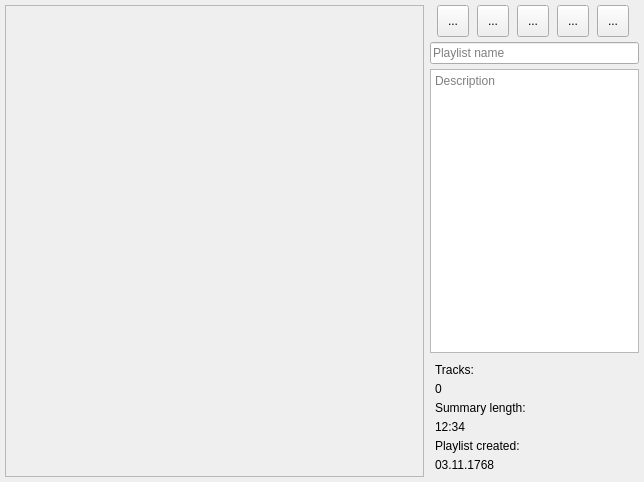
Above: serendipity/ui/playlist_view.ui from Firyst/MyMusicPlayer before the change. Below: the same form after it.
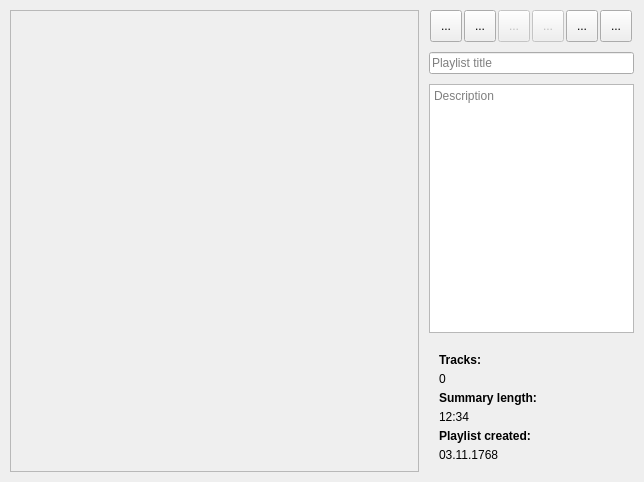
That is the form after the change.

Commit message: Playlist edit functions Playlist delete Widget files separation Now full queue manager rework is required

Diff of the .ui file:
```diff
--- a/serendipity/ui/playlist_view.ui
+++ b/serendipity/ui/playlist_view.ui
@@ -15,16 +15,22 @@
   </property>
   <layout class="QGridLayout" name="gridLayout">
    <property name="leftMargin">
-    <number>5</number>
+    <number>10</number>
    </property>
    <property name="topMargin">
-    <number>5</number>
+    <number>10</number>
    </property>
    <property name="rightMargin">
-    <number>5</number>
+    <number>10</number>
    </property>
    <property name="bottomMargin">
-    <number>5</number>
+    <number>10</number>
+   </property>
+   <property name="horizontalSpacing">
+    <number>10</number>
+   </property>
+   <property name="verticalSpacing">
+    <number>0</number>
    </property>
    <item row="0" column="0">
     <widget class="QScrollArea" name="scrollArea">
@@ -42,8 +48,8 @@
        <rect>
         <x>0</x>
         <y>0</y>
-        <width>414</width>
-        <height>470</height>
+        <width>407</width>
+        <height>460</height>
        </rect>
       </property>
      </widget>
@@ -57,6 +63,12 @@
        <verstretch>0</verstretch>
       </sizepolicy>
      </property>
+     <property name="maximumSize">
+      <size>
+       <width>225</width>
+       <height>16777215</height>
+      </size>
+     </property>
      <property name="currentIndex">
       <number>1</number>
      </property>
@@ -140,7 +152,7 @@
      <widget class="QWidget" name="page_2">
       <layout class="QVBoxLayout" name="verticalLayout_2">
        <property name="spacing">
-        <number>5</number>
+        <number>10</number>
        </property>
        <property name="leftMargin">
         <number>0</number>
@@ -187,6 +199,9 @@
          </item>
          <item>
           <widget class="QToolButton" name="button_download">
+           <property name="enabled">
+            <bool>false</bool>
+           </property>
            <property name="minimumSize">
             <size>
              <width>32</width>
@@ -200,6 +215,9 @@
          </item>
          <item>
           <widget class="QToolButton" name="button_export">
+           <property name="enabled">
+            <bool>false</bool>
+           </property>
            <property name="minimumSize">
             <size>
              <width>32</width>
@@ -219,6 +237,31 @@
              <height>32</height>
             </size>
            </property>
+           <property name="toolTip">
+            <string>Delete this playlist.</string>
+           </property>
+           <property name="toolTipDuration">
+            <number>-2</number>
+           </property>
+           <property name="text">
+            <string>...</string>
+           </property>
+          </widget>
+         </item>
+         <item>
+          <widget class="QToolButton" name="button_return">
+           <property name="minimumSize">
+            <size>
+             <width>32</width>
+             <height>32</height>
+            </size>
+           </property>
+           <property name="toolTip">
+            <string>Go back.</string>
+           </property>
+           <property name="toolTipDuration">
+            <number>-3</number>
+           </property>
            <property name="text">
             <string>...</string>
            </property>
@@ -229,7 +272,7 @@
        <item>
         <widget class="QLineEdit" name="lineEdit">
          <property name="placeholderText">
-          <string>Playlist name</string>
+          <string>Playlist title</string>
          </property>
         </widget>
        </item>
@@ -247,19 +290,28 @@
            <number>5</number>
           </property>
           <property name="leftMargin">
-           <number>5</number>
+           <number>10</number>
           </property>
           <property name="topMargin">
-           <number>5</number>
+           <number>10</number>
           </property>
           <property name="rightMargin">
-           <number>5</number>
+           <number>10</number>
           </property>
           <property name="bottomMargin">
-           <number>5</number>
+           <number>10</number>
           </property>
           <item>
            <widget class="QLabel" name="label1">
+            <property name="font">
+             <font>
+              <weight>75</weight>
+              <bold>true</bold>
+             </font>
+            </property>
+            <property name="focusPolicy">
+             <enum>Qt::ClickFocus</enum>
+            </property>
             <property name="text">
              <string>Tracks:</string>
             </property>
@@ -274,6 +326,12 @@
           </item>
           <item>
            <widget class="QLabel" name="label2">
+            <property name="font">
+             <font>
+              <weight>75</weight>
+              <bold>true</bold>
+             </font>
+            </property>
             <property name="text">
              <string>Summary length:</string>
             </property>
@@ -288,6 +346,12 @@
           </item>
           <item>
            <widget class="QLabel" name="label3">
+            <property name="font">
+             <font>
+              <weight>75</weight>
+              <bold>true</bold>
+             </font>
+            </property>
             <property name="text">
              <string>Playlist created:</string>
             </property>
```
Left out of the diff: 61 changed lines with no effect on the pictures. The commit also changes 20 other files.
